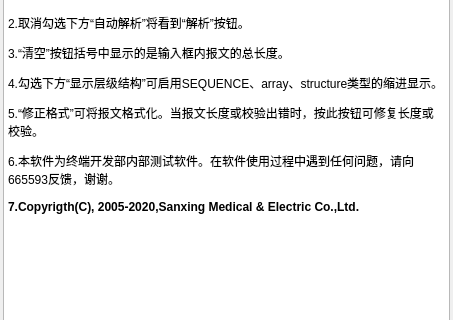
This is UI/trans_window.ui in KayFelicities/698trans as Qt 5 draws it before an edit; both pictures show x 0 to 453 and y 194 to 514 of the 453 by 599 pixel window. The edited form follows.
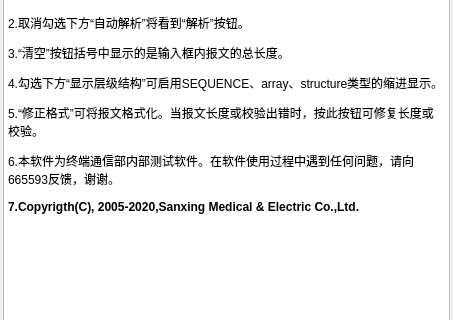
This is the edited form. Icons and pictures are not drawn.

Diff of the .ui file:
```diff
--- a/UI/trans_window.ui
+++ b/UI/trans_window.ui
@@ -197,7 +197,7 @@
 &lt;p style=&quot; margin-top:12px; margin-bottom:12px; margin-left:0px; margin-right:0px; -qt-block-indent:0; text-indent:0px;&quot;&gt;3.“清空”按钮括号中显示的是输入框内报文的总长度。&lt;/p&gt;
 &lt;p style=&quot; margin-top:12px; margin-bottom:12px; margin-left:0px; margin-right:0px; -qt-block-indent:0; text-indent:0px;&quot;&gt;4.勾选下方“显示层级结构”可启用SEQUENCE、array、structure类型的缩进显示。&lt;/p&gt;
 &lt;p style=&quot; margin-top:12px; margin-bottom:12px; margin-left:0px; margin-right:0px; -qt-block-indent:0; text-indent:0px;&quot;&gt;5.“修正格式”可将报文格式化。当报文长度或校验出错时，按此按钮可修复长度或校验。&lt;/p&gt;
-&lt;p style=&quot; margin-top:12px; margin-bottom:12px; margin-left:0px; margin-right:0px; -qt-block-indent:0; text-indent:0px;&quot;&gt;6.本软件为终端开发部内部测试软件。在软件使用过程中遇到任何问题，请向665593反馈，谢谢。&lt;/p&gt;
+&lt;p style=&quot; margin-top:12px; margin-bottom:12px; margin-left:0px; margin-right:0px; -qt-block-indent:0; text-indent:0px;&quot;&gt;6.本软件为终端通信部内部测试软件。在软件使用过程中遇到任何问题，请向665593反馈，谢谢。&lt;/p&gt;
 &lt;p style=&quot; margin-top:12px; margin-bottom:12px; margin-left:0px; margin-right:0px; -qt-block-indent:0; text-indent:0px;&quot;&gt;&lt;span style=&quot; font-weight:600;&quot;&gt;7.Copyrigth(C), 2005-2020,Sanxing Medical &amp;amp; Electric Co.,Ltd.&lt;/span&gt;&lt;/p&gt;&lt;/body&gt;&lt;/html&gt;</string>
           </property>
          </widget>
```
Left out of the diff: 2 changed lines with no effect on the pictures.
